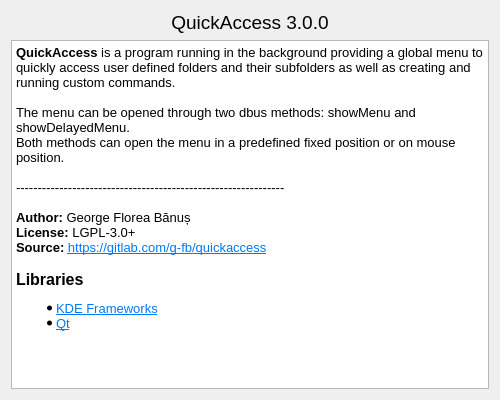
g-fb/quickaccess, file ui/aboutdialog.ui: the form before one commit.
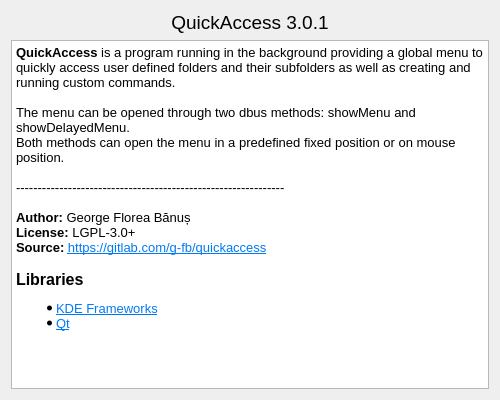
The form after the commit.

What changed in the file:
```diff
--- a/ui/aboutdialog.ui
+++ b/ui/aboutdialog.ui
@@ -42,7 +42,7 @@
         </font>
        </property>
        <property name="text">
-        <string>QuickAccess 3.0.0</string>
+        <string>QuickAccess 3.0.1</string>
        </property>
        <property name="alignment">
         <set>Qt::AlignCenter</set>
```
